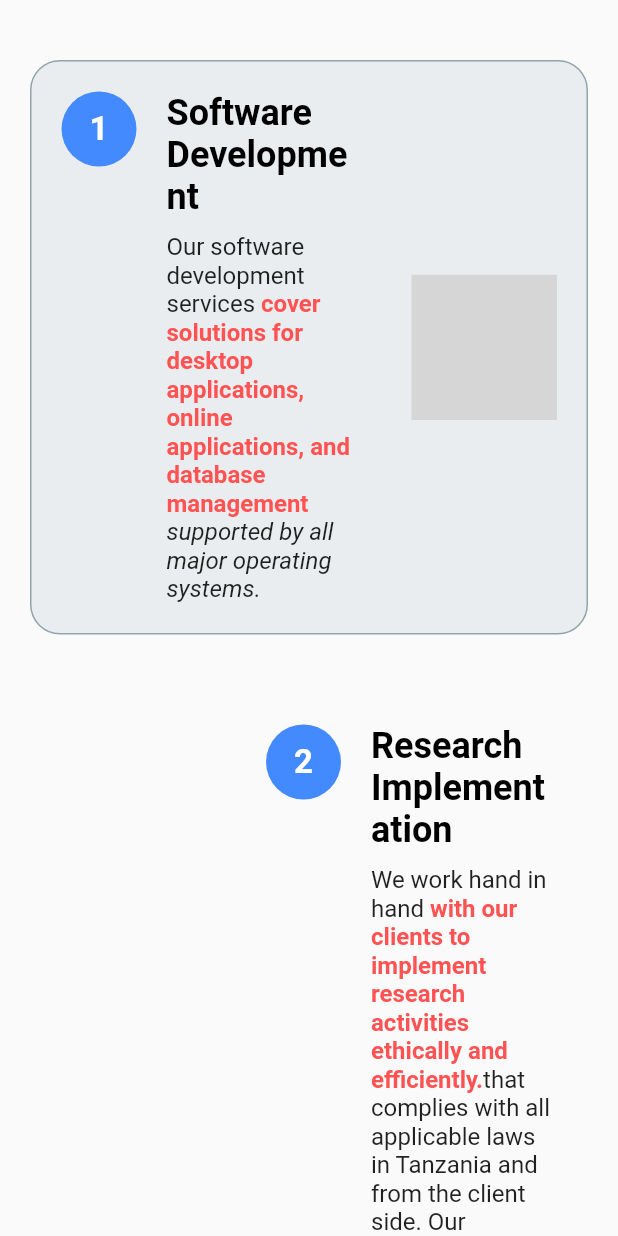
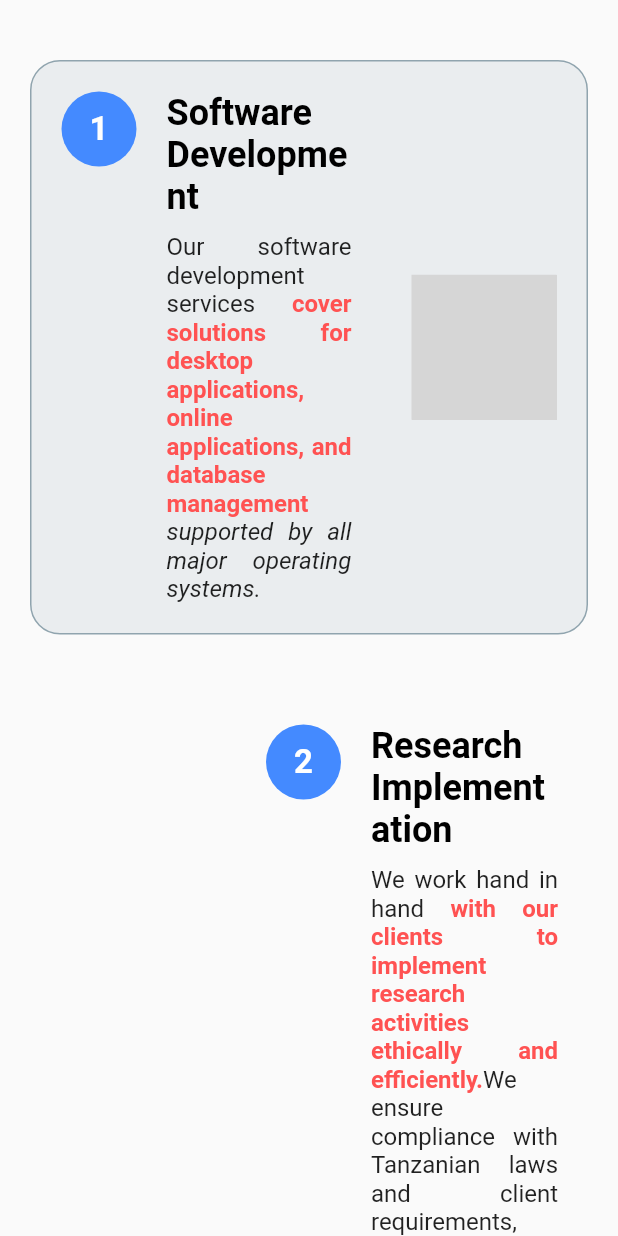
Before and after one commit to shukran-yega/Iact, a Flutter app: the ServicePage screen opened directly, on a phone screen of 412 x 824 dp. Run offline on Flutter 3.47's test engine with Material 3 defaults, Android fonts, the phone set to English and light mode, and no system bars; our stand-ins replace go_router, google_fonts, lottie; grey boxes are pictures that could not be loaded.

Commit message:
commit for IACT

```diff
--- a/lib/Desktop/Landing_page.dart
+++ b/lib/Desktop/Landing_page.dart
@@ -34,7 +34,7 @@ class _LandingPageState extends State<LandingPage>
 
     return LayoutBuilder(
       builder: (context, constraints) {
-        if (screenWidth > 1250) {
+        if (screenWidth >= 1200) {
           // Desktop layout
           return Scaffold(
             backgroundColor: Colors.white,
--- a/lib/Desktop/ServicesPage.dart
+++ b/lib/Desktop/ServicesPage.dart
@@ -42,9 +42,7 @@ class ServicePage extends StatelessWidget {
                       color: Colors.redAccent,
                       isBold: true),
                   _textSpan(
-                      "that complies with all applicable laws in Tanzania and from the client side. Our implementation strategy includes a small pilot study to test and validate tools followed by the actual field implementation. Throughout implementation, we closely monitor finances to make sure the project is implemented according to the budget"
-                      "We pride ourselves on our flexibility to field dynamic changes while not compromising the quality of our work. The entire research implementation phase is surrounded by quality control initiatives through routine evaluation and verification of each major step. We also employ technologies to help streamline our processes."
-                      "We also support preparation prior to research implementation including but not limited to supporting client’s IRB application materials and/or obtaining COSTECH’s research permit. Our team will also review and/or prepare informed consent forms, in both English and Kiswahili, and ensure that official letters required to introduce field enumerators are obtained through appropriate channels.")
+                      "We ensure compliance with Tanzanian laws and client requirements, starting with a pilot study before full implementation. Our approach emphasizes budget adherence, flexibility, and quality control through routine evaluations and technology integration. Additionally, we assist with pre-research preparations, including IRB applications, COSTECH permits, and informed consent forms in English and Kiswahili.")
                 ],
                 animationPath: "research.json",
                 isImageFirst: true,
@@ -103,7 +101,7 @@ class ServicePage extends StatelessWidget {
                       color: Colors.redAccent,
                       isBold: true),
                   _textSpan(
-                      "We offer digital forms (or web version) of the data collection tools for testing purposes and also imporve overall data tools design. Through the digital web version, our team in collaboration with the client ensure that all the questions, the required work flow are accurately programmed and all the client’s requirements are met. For the actual field study, the team uses the “Rahisisha “app an adapted version of ODK for field data collection with a configuration to store the data in a secured server.Rahisisha App, available in Google Play Store, was configured and is maintained by iAct as an open-source set of tools which help researchers to collect field data. The andoid-based app allows data collection using mobile devices either online or offline with data submission capability to a secured server. The app is configured with other features like GPS cordinates and sound recording as well as capabilities to take and store pictures. The Rahisisha app is currently available in Kiswahili and English. Our team is also capable of developing a customized version to work with IOS depending on our client’s requirements.")
+                      "We provide digital and web-based data collection tools for testing and optimization. For field studies, we use the Rahisisha app, an adapted version of ODK, ensuring secure data storage. Available on the Google Play Store, Rahisisha supports online/offline data collection, GPS, sound recording, and image capture. It’s available in Kiswahili and English, with customization options for iOS based on client needs.")
                 ],
                 animationPath: "collection.json",
                 isImageFirst: true,
@@ -205,8 +203,9 @@ class ServicePage extends StatelessWidget {
                 ),
               ),
               const SizedBox(height: 10),
-              RichText(
-                text: TextSpan(
+              Text.rich(
+                textAlign: TextAlign.justify,
+                TextSpan(
                   children: description,
                   style: const TextStyle(fontSize: 16, color: Colors.black87),
                 ),
--- a/lib/widgets/StyledImageContainers.dart
+++ b/lib/widgets/StyledImageContainers.dart
@@ -107,7 +107,7 @@ class _StyledImageGridState extends State<StyledImageGrid>
 
   Widget _buildFirstContainer(String imagePath) => _buildContainer(
       imagePath,
-      300,
+      250,
       500,
       BorderRadius.only(
         topLeft: Radius.circular(100),
@@ -118,7 +118,7 @@ class _StyledImageGridState extends State<StyledImageGrid>
 
   Widget _buildSecondContainer(String imagePath) => _buildContainer(
       imagePath,
-      300,
+      250,
       275,
       BorderRadius.only(
         topLeft: Radius.circular(100),
@@ -129,7 +129,7 @@ class _StyledImageGridState extends State<StyledImageGrid>
 
   Widget _buildThirdContainer(String imagePath) => _buildContainer(
       imagePath,
-      300,
+      250,
       210,
       BorderRadius.only(
         topLeft: Radius.circular(100),
```
Also changed, not shown: lib/Desktop/homepage.dart (+5 -2 lines), lib/Desktop/portfolio.dart (+15 -4 lines), 1 other file.
